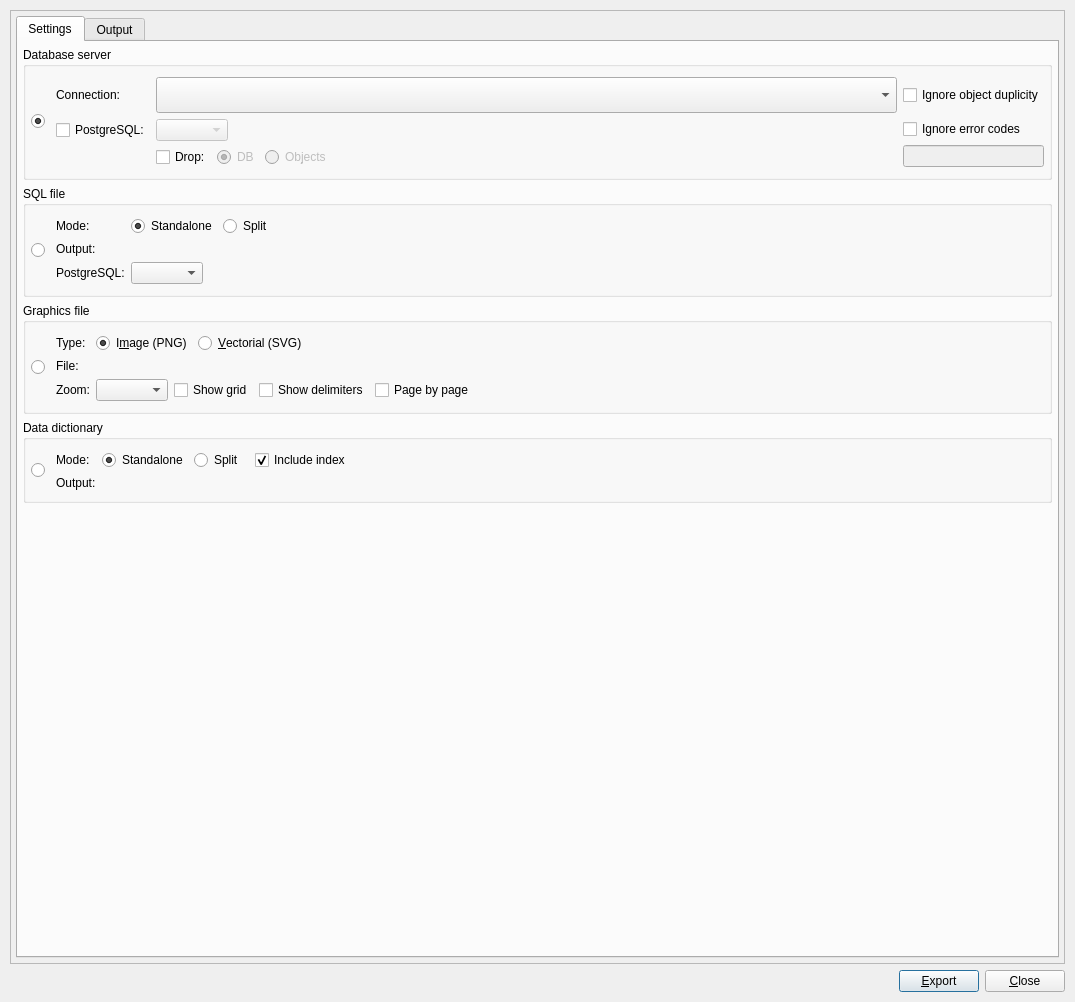
Before: the Qt Designer form libs/libgui/ui/tools/modelexportform.ui in pgmodeler/pgmodeler, drawn with Qt 5.
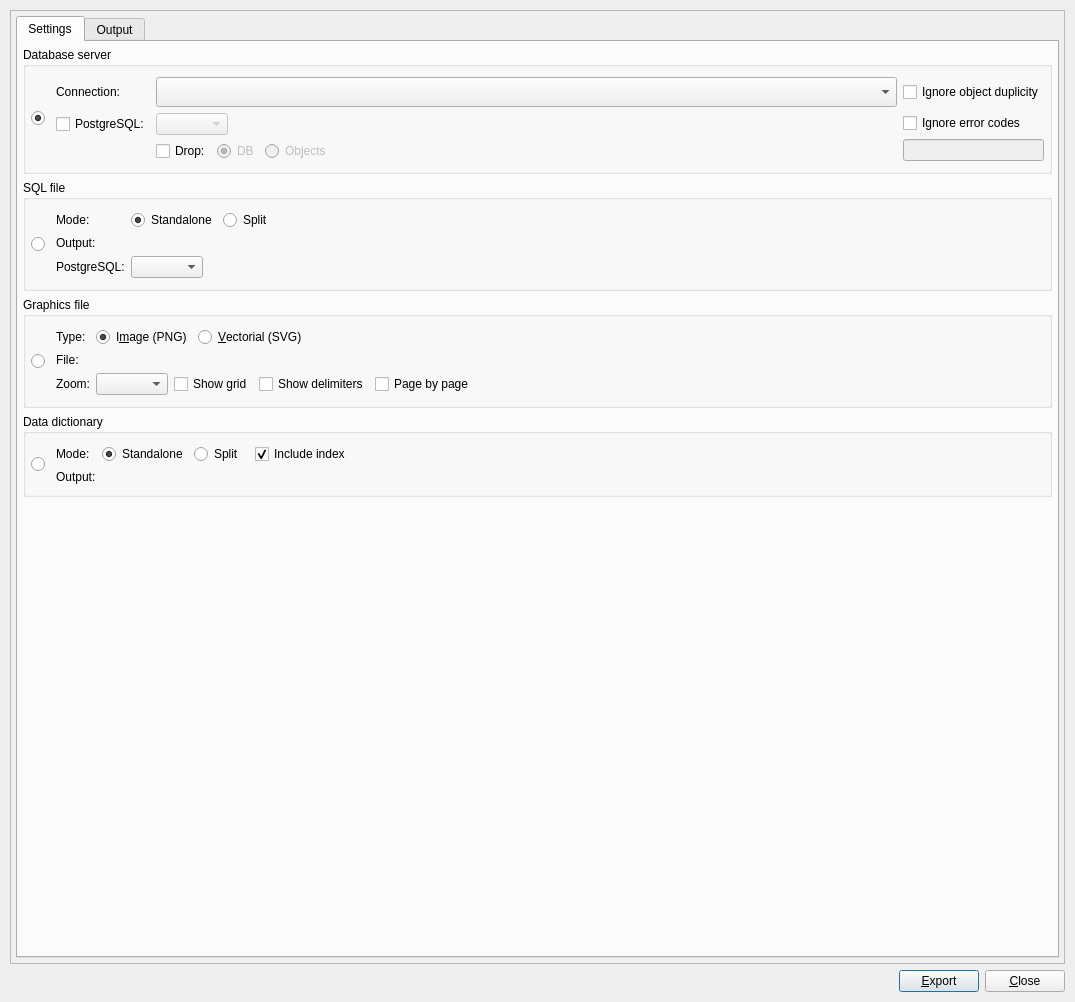
After: the same form once the commit is applied. Icons and pictures are not drawn.

Diff of the .ui file:
```diff
--- a/libs/libgui/ui/tools/modelexportform.ui
+++ b/libs/libgui/ui/tools/modelexportform.ui
@@ -410,8 +410,8 @@
                   </property>
                   <property name="iconSize">
                    <size>
-                    <width>28</width>
-                    <height>28</height>
+                    <width>22</width>
+                    <height>22</height>
                    </size>
                   </property>
                  </widget>
```
